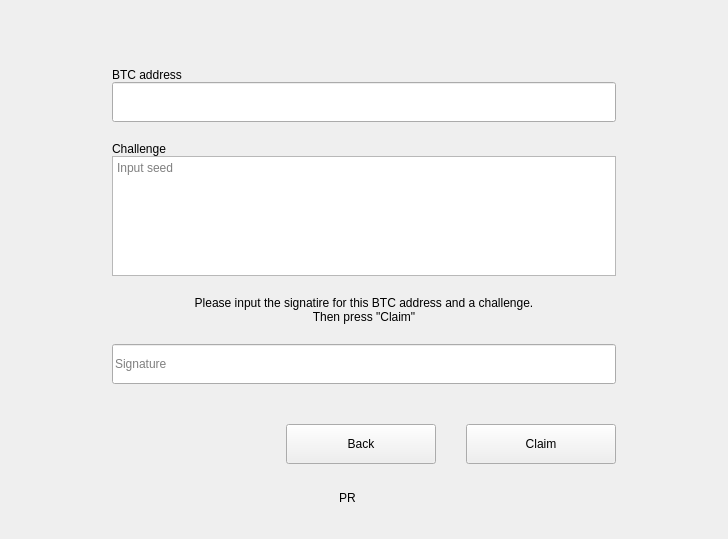
Above: windows/m_airdropforbtc.ui from 0xkobe/mwc-wallet before the change. Below: the same form after it.
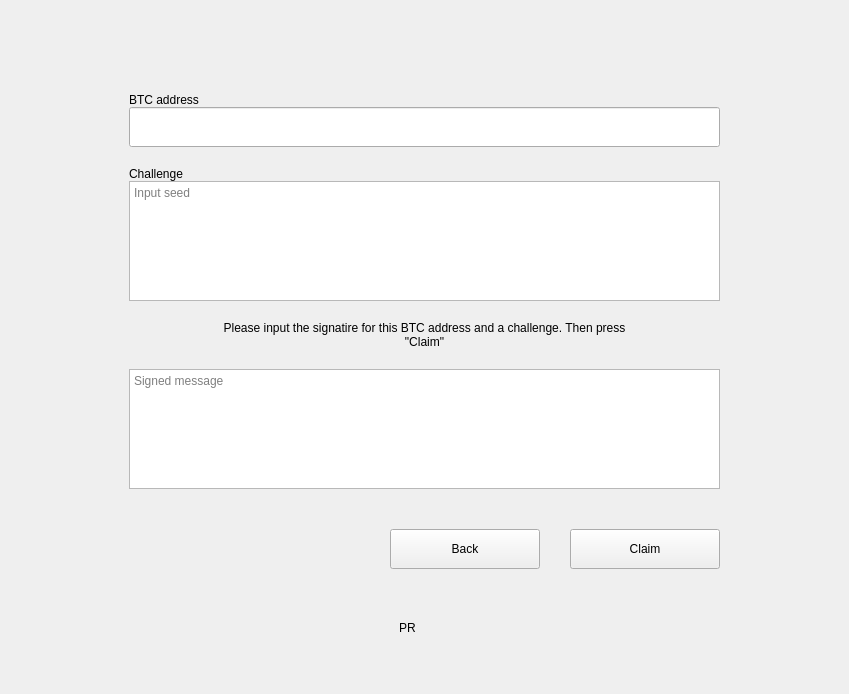
That is the form after the change. Custom widgets are drawn as their Qt base class.

The edit to the form file:
```diff
--- a/windows/m_airdropforbtc.ui
+++ b/windows/m_airdropforbtc.ui
@@ -6,8 +6,8 @@
    <rect>
     <x>0</x>
     <y>0</y>
-    <width>728</width>
-    <height>539</height>
+    <width>849</width>
+    <height>694</height>
    </rect>
   </property>
   <property name="windowTitle">
@@ -209,21 +209,39 @@
         </widget>
        </item>
        <item>
-        <widget class="control::MwcLineEditNormal" name="signatureEdit">
+        <widget class="QTextEdit" name="signatureEdit">
+         <property name="enabled">
+          <bool>true</bool>
+         </property>
          <property name="minimumSize">
           <size>
            <width>0</width>
-           <height>40</height>
+           <height>120</height>
           </size>
          </property>
          <property name="maximumSize">
           <size>
            <width>16777215</width>
-           <height>40</height>
+           <height>120</height>
           </size>
          </property>
+         <property name="acceptDrops">
+          <bool>false</bool>
+         </property>
+         <property name="lineWidth">
+          <number>0</number>
+         </property>
+         <property name="tabChangesFocus">
+          <bool>true</bool>
+         </property>
+         <property name="readOnly">
+          <bool>false</bool>
+         </property>
+         <property name="acceptRichText">
+          <bool>false</bool>
+         </property>
          <property name="placeholderText">
-          <string>Signature</string>
+          <string>Signed message</string>
          </property>
         </widget>
        </item>
@@ -438,6 +456,11 @@
    <extends>QLineEdit</extends>
    <header>control/MwcLineEdit.h</header>
   </customwidget>
+  <customwidget>
+   <class>control::MwcLabelSmall</class>
+   <extends>QLabel</extends>
+   <header>control/MwcLabel.h</header>
+  </customwidget>
   <customwidget>
    <class>control::MwcLabelNormal</class>
    <extends>QLabel</extends>
@@ -448,11 +471,6 @@
    <extends>QLabel</extends>
    <header>control/MwcLabelProgress.h</header>
   </customwidget>
-  <customwidget>
-   <class>control::MwcLabelSmall</class>
-   <extends>QLabel</extends>
-   <header>control/MwcLabel.h</header>
-  </customwidget>
  </customwidgets>
  <resources/>
  <connections/>
```
